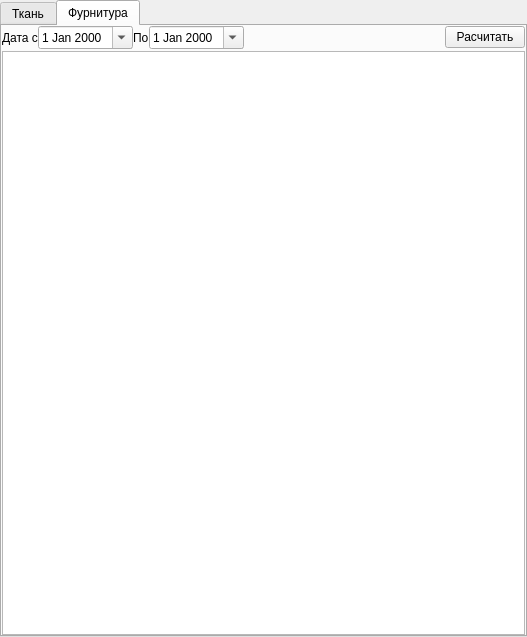
Above: ui/report_material_consumption.ui from Meller008/CRM-Avi before the change. Below: the same form after it.
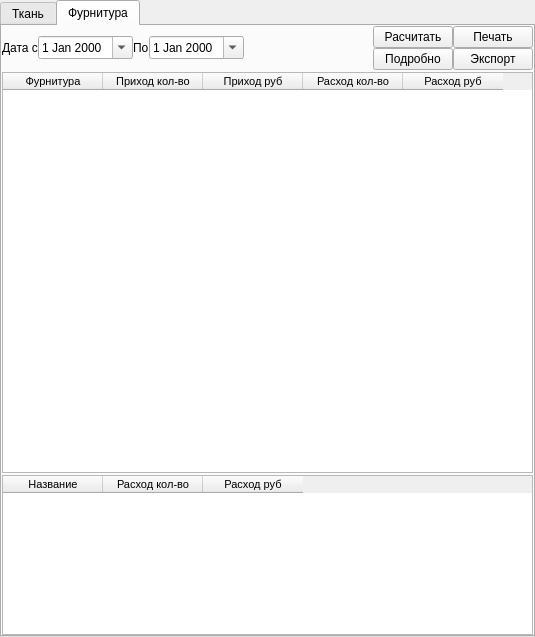
That is the form after the change. The open tabs and pages were chosen to show the change.

Commit message: Работа - Сделан отчет расхода фурнитуры!

Diff of the .ui file:
```diff
--- a/ui/report_material_consumption.ui
+++ b/ui/report_material_consumption.ui
@@ -6,7 +6,7 @@
    <rect>
     <x>0</x>
     <y>0</y>
-    <width>527</width>
+    <width>535</width>
     <height>637</height>
    </rect>
   </property>
@@ -233,7 +233,7 @@
        <attribute name="title">
         <string>Фурнитура</string>
        </attribute>
-       <layout class="QGridLayout" name="gridLayout_5">
+       <layout class="QGridLayout" name="gridLayout_5" rowstretch="0,5,2">
         <property name="leftMargin">
          <number>0</number>
         </property>
@@ -254,20 +254,6 @@
           <property name="spacing">
            <number>0</number>
           </property>
-          <item row="0" column="2">
-           <widget class="QLabel" name="label_3">
-            <property name="text">
-             <string>По</string>
-            </property>
-           </widget>
-          </item>
-          <item row="0" column="0">
-           <widget class="QLabel" name="label_4">
-            <property name="text">
-             <string>Дата с</string>
-            </property>
-           </widget>
-          </item>
           <item row="0" column="5">
            <widget class="QPushButton" name="pushButton_2">
             <property name="text">
@@ -275,20 +261,6 @@
             </property>
            </widget>
           </item>
-          <item row="0" column="1">
-           <widget class="QDateEdit" name="dateEdit_3">
-            <property name="calendarPopup">
-             <bool>true</bool>
-            </property>
-           </widget>
-          </item>
-          <item row="0" column="3">
-           <widget class="QDateEdit" name="dateEdit_4">
-            <property name="calendarPopup">
-             <bool>true</bool>
-            </property>
-           </widget>
-          </item>
           <item row="0" column="4">
            <spacer name="horizontalSpacer_2">
             <property name="orientation">
@@ -302,10 +274,161 @@
             </property>
            </spacer>
           </item>
+          <item row="1" column="5">
+           <widget class="QPushButton" name="pushButton_6">
+            <property name="text">
+             <string>Подробно</string>
+            </property>
+           </widget>
+          </item>
+          <item row="0" column="6">
+           <widget class="QPushButton" name="pushButton_7">
+            <property name="text">
+             <string>Печать</string>
+            </property>
+           </widget>
+          </item>
+          <item row="1" column="6">
+           <widget class="QPushButton" name="pushButton_8">
+            <property name="text">
+             <string>Экспорт</string>
+            </property>
+           </widget>
+          </item>
+          <item row="0" column="3" rowspan="2">
+           <widget class="QDateEdit" name="de_accessories_to">
+            <property name="calendarPopup">
+             <bool>true</bool>
+            </property>
+           </widget>
+          </item>
+          <item row="0" column="2" rowspan="2">
+           <widget class="QLabel" name="label_3">
+            <property name="text">
+             <string>По</string>
+            </property>
+           </widget>
+          </item>
+          <item row="0" column="1" rowspan="2">
+           <widget class="QDateEdit" name="de_accessories_from">
+            <property name="calendarPopup">
+             <bool>true</bool>
+            </property>
+           </widget>
+          </item>
+          <item row="0" column="0" rowspan="2">
+           <widget class="QLabel" name="label_4">
+            <property name="text">
+             <string>Дата с</string>
+            </property>
+           </widget>
+          </item>
          </layout>
         </item>
         <item row="1" column="0">
-         <widget class="QTableWidget" name="tw_accessories"/>
+         <widget class="QTableWidget" name="tw_accessories">
+          <property name="font">
+           <font>
+            <family>Tahoma</family>
+            <pointsize>8</pointsize>
+           </font>
+          </property>
+          <property name="editTriggers">
+           <set>QAbstractItemView::NoEditTriggers</set>
+          </property>
+          <property name="tabKeyNavigation">
+           <bool>true</bool>
+          </property>
+          <property name="showDropIndicator" stdset="0">
+           <bool>true</bool>
+          </property>
+          <property name="dragDropOverwriteMode">
+           <bool>true</bool>
+          </property>
+          <property name="alternatingRowColors">
+           <bool>true</bool>
+          </property>
+          <property name="selectionBehavior">
+           <enum>QAbstractItemView::SelectRows</enum>
+          </property>
+          <attribute name="verticalHeaderVisible">
+           <bool>false</bool>
+          </attribute>
+          <attribute name="verticalHeaderDefaultSectionSize">
+           <number>20</number>
+          </attribute>
+          <attribute name="verticalHeaderMinimumSectionSize">
+           <number>18</number>
+          </attribute>
+          <column>
+           <property name="text">
+            <string>Фурнитура</string>
+           </property>
+          </column>
+          <column>
+           <property name="text">
+            <string>Приход кол-во</string>
+           </property>
+          </column>
+          <column>
+           <property name="text">
+            <string>Приход руб</string>
+           </property>
+          </column>
+          <column>
+           <property name="text">
+            <string>Расход кол-во</string>
+           </property>
+          </column>
+          <column>
+           <property name="text">
+            <string>Расход руб</string>
+           </property>
+          </column>
+         </widget>
+        </item>
+        <item row="2" column="0">
+         <widget class="QTableWidget" name="tw_accesories_info">
+          <property name="font">
+           <font>
+            <family>Tahoma</family>
+            <pointsize>8</pointsize>
+           </font>
+          </property>
+          <property name="editTriggers">
+           <set>QAbstractItemView::NoEditTriggers</set>
+          </property>
+          <property name="alternatingRowColors">
+           <bool>true</bool>
+          </property>
+          <property name="selectionBehavior">
+           <enum>QAbstractItemView::SelectRows</enum>
+          </property>
+          <attribute name="verticalHeaderVisible">
+           <bool>false</bool>
+          </attribute>
+          <attribute name="verticalHeaderDefaultSectionSize">
+           <number>20</number>
+          </attribute>
+          <attribute name="verticalHeaderMinimumSectionSize">
+           <number>18</number>
+          </attribute>
+          <column>
+           <property name="text">
+            <string>Название</string>
+           </property>
+          </column>
+          <column>
+           <property name="text">
+            <string>Расход кол-во</string>
+           </property>
+          </column>
+          <column>
+           <property name="text">
+            <string>Расход руб</string>
+           </property>
+          </column>
+         </widget>
         </item>
        </layout>
       </widget>
```
Left out of the diff: 46 changed lines with no effect on the pictures. The commit also changes 1 other file.
